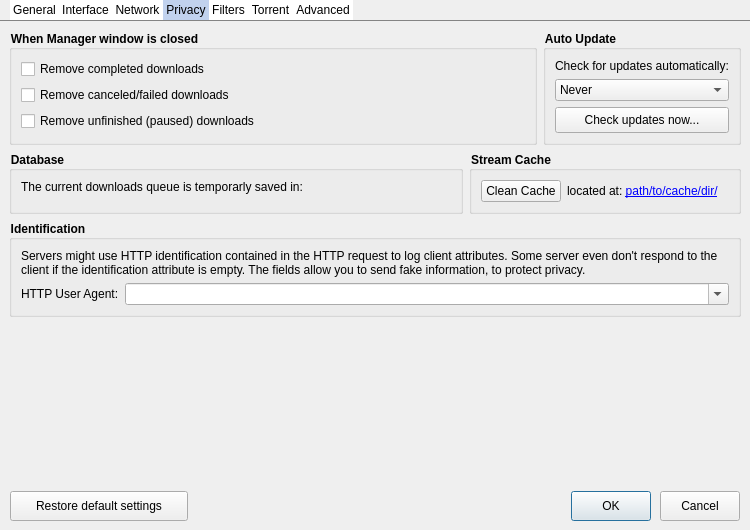
First picture: the form in src/dialogs/preferencedialog.ui, repository setvisible/ArrowDL, before the edit.
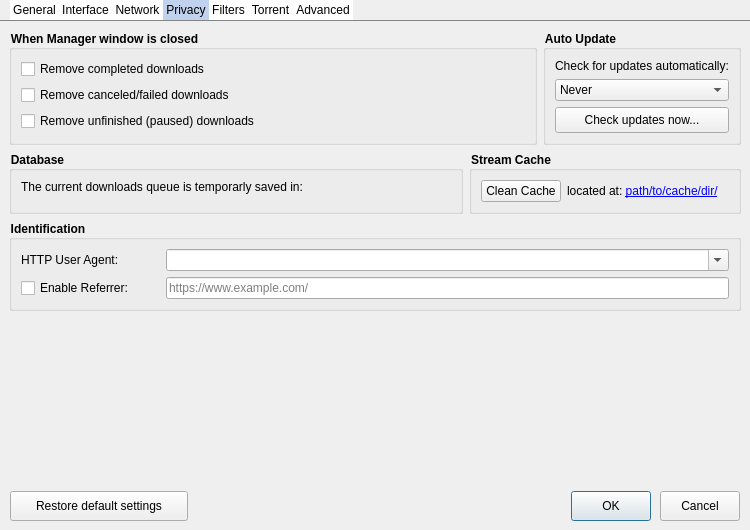
Second picture: the form after the edit. The open tabs and pages were chosen to show the change. Icons and pictures are not drawn. Custom widgets are drawn as their Qt base class.

Commit message: [Network] Implement HTTP Referring Page

```diff
--- a/src/dialogs/preferencedialog.ui
+++ b/src/dialogs/preferencedialog.ui
@@ -837,31 +837,79 @@
          </property>
          <layout class="QVBoxLayout" name="verticalLayout_22">
           <item>
-           <widget class="QLabel" name="label_25">
-            <property name="text">
-             <string>Servers might use HTTP identification contained in the HTTP request to log client attributes. Some server even don't respond to the client if the identification attribute is empty. The fields allow you to send fake information, to protect privacy.</string>
-            </property>
-            <property name="wordWrap">
-             <bool>true</bool>
-            </property>
-           </widget>
-          </item>
-          <item>
-           <layout class="QFormLayout" name="formLayout_3">
+           <layout class="QGridLayout" name="gridLayout_4">
             <item row="0" column="0">
-             <widget class="QLabel" name="label_12">
+             <widget class="QLabel" name="httpUserAgentLabel">
               <property name="text">
                <string>HTTP User Agent:</string>
               </property>
              </widget>
             </item>
             <item row="0" column="1">
+             <widget class="QWidget" name="httpUserAgentHelpWidget" native="true">
+              <property name="minimumSize">
+               <size>
+                <width>20</width>
+                <height>20</height>
+               </size>
+              </property>
+              <property name="maximumSize">
+               <size>
+                <width>20</width>
+                <height>20</height>
+               </size>
+              </property>
+              <property name="cursor">
+               <cursorShape>WhatsThisCursor</cursorShape>
+              </property>
+              <property name="styleSheet">
+               <string notr="true">image: url(:/icons/menu/button_help_16x16.png);</string>
+              </property>
+             </widget>
+            </item>
+            <item row="0" column="2">
              <widget class="QComboBox" name="httpUserAgentComboBox">
               <property name="editable">
                <bool>true</bool>
               </property>
              </widget>
             </item>
+            <item row="1" column="0">
+             <widget class="QCheckBox" name="httpReferringPageCheckBox">
+              <property name="text">
+               <string>Enable Referrer:</string>
+              </property>
+             </widget>
+            </item>
+            <item row="1" column="2">
+             <widget class="QLineEdit" name="httpReferringPageLineEdit">
+              <property name="placeholderText">
+               <string notr="true">https://www.example.com/</string>
+              </property>
+             </widget>
+            </item>
+            <item row="1" column="1">
+             <widget class="QWidget" name="httpReferringPageHelpWidget" native="true">
+              <property name="minimumSize">
+               <size>
+                <width>20</width>
+                <height>20</height>
+               </size>
+              </property>
+              <property name="maximumSize">
+               <size>
+                <width>20</width>
+                <height>20</height>
+               </size>
+              </property>
+              <property name="cursor">
+               <cursorShape>WhatsThisCursor</cursorShape>
+              </property>
+              <property name="styleSheet">
+               <string notr="true">image: url(:/icons/menu/button_help_16x16.png);</string>
+              </property>
+             </widget>
+            </item>
            </layout>
           </item>
          </layout>
```
Left out of the diff: 3 changed lines with no effect on the pictures. The commit also changes 13 other files.
